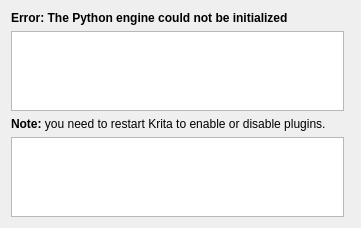
KDE/krita, file plugins/extensions/pykrita/plugin/manager.ui: the form before one commit.
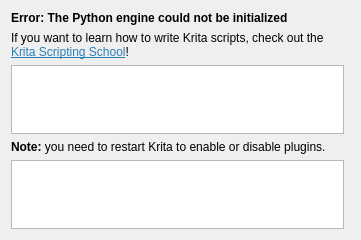
The form after the commit.

Commit message: Add a link to scripting.krita.org in the plugin manager

Patch:
```diff
--- a/plugins/extensions/pykrita/plugin/manager.ui
+++ b/plugins/extensions/pykrita/plugin/manager.ui
@@ -11,11 +11,24 @@
     <x>0</x>
     <y>0</y>
     <width>361</width>
-    <height>228</height>
+    <height>240</height>
    </rect>
   </property>
   <layout class="QGridLayout" name="gridLayout">
-   <item column="0" row="3">
+   <item row="3" column="0">
+    <widget class="QLabel" name="label">
+     <property name="text">
+      <string>&lt;html&gt;&lt;head/&gt;&lt;body&gt;&lt;p&gt;&lt;span style=&quot; font-weight:600;&quot;&gt;Note:&lt;/span&gt; you need to restart Krita to enable or disable plugins.&lt;/p&gt;&lt;/body&gt;&lt;/html&gt;</string>
+     </property>
+     <property name="textFormat">
+      <enum>Qt::RichText</enum>
+     </property>
+     <property name="wordWrap">
+      <bool>true</bool>
+     </property>
+    </widget>
+   </item>
+   <item row="4" column="0">
     <widget class="QTextBrowser" name="textBrowser"/>
    </item>
    <item colspan="2" column="0" row="0">
@@ -31,7 +44,7 @@
      </property>
     </widget>
    </item>
-   <item column="0" row="1">
+   <item row="2" column="0">
     <widget class="QTreeView" name="pluginsList">
      <property name="selectionMode">
       <enum>QAbstractItemView::SingleSelection</enum>
@@ -56,13 +69,10 @@
      </attribute>
     </widget>
    </item>
-   <item column="0" row="2">
-    <widget class="QLabel" name="label">
+   <item row="1" column="0">
+    <widget class="QLabel" name="label_2">
      <property name="text">
-      <string>&lt;html&gt;&lt;head/&gt;&lt;body&gt;&lt;p&gt;&lt;span style=&quot; font-weight:600;&quot;&gt;Note:&lt;/span&gt; you need to restart Krita to enable or disable plugins.&lt;/p&gt;&lt;/body&gt;&lt;/html&gt;</string>
-     </property>
-     <property name="textFormat">
-      <enum>Qt::RichText</enum>
+      <string>&lt;html&gt;&lt;head/&gt;&lt;body&gt;&lt;p&gt;If you want to learn how to write Krita scripts, check out the &lt;a href=&quot;https://scripting.krita.org/lessons/introduction&quot;&gt;&lt;span style=&quot; text-decoration: underline; color:#2980b9;&quot;&gt;Krita Scripting School&lt;/span&gt;&lt;/a&gt;!&lt;/p&gt;&lt;/body&gt;&lt;/html&gt;</string>
      </property>
      <property name="wordWrap">
       <bool>true</bool>
```
Left out of the diff: 10 changed lines with no effect on the pictures.
